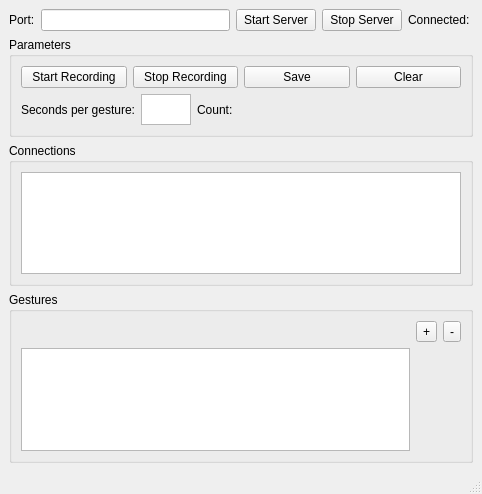
radarsat1/cvpca, file window.ui: the form before one commit.
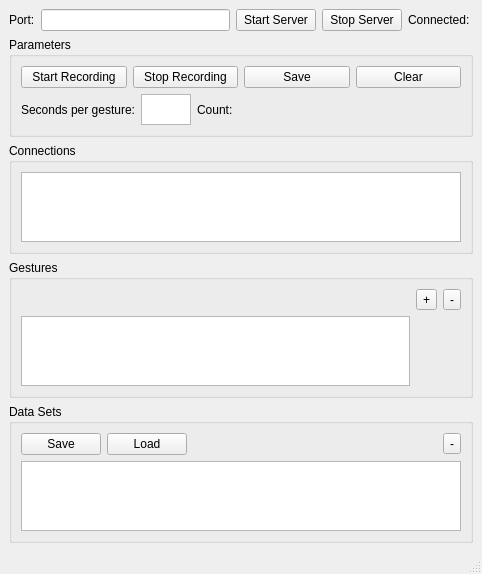
The form after the commit.

Commit message: Add a "data sets" group box to the UI.

Diff of the .ui file:
```diff
--- a/window.ui
+++ b/window.ui
@@ -218,6 +218,56 @@
         </layout>
        </widget>
       </item>
+      <item>
+       <widget class="QGroupBox" name="datasetsGroupBox">
+        <property name="title">
+         <string>Data Sets</string>
+        </property>
+        <layout class="QGridLayout" name="gridLayout_3">
+         <item row="1" column="0">
+          <widget class="QListWidget" name="datasetList"/>
+         </item>
+         <item row="0" column="0">
+          <layout class="QHBoxLayout" name="horizontalLayout_4">
+           <item>
+            <widget class="QPushButton" name="saveDatasetsButton">
+             <property name="text">
+              <string>Save</string>
+             </property>
+            </widget>
+           </item>
+           <item>
+            <widget class="QPushButton" name="loadDatasetsButton">
+             <property name="text">
+              <string>Load</string>
+             </property>
+            </widget>
+           </item>
+           <item>
+            <spacer name="horizontalSpacer_2">
+             <property name="orientation">
+              <enum>Qt::Horizontal</enum>
+             </property>
+             <property name="sizeHint" stdset="0">
+              <size>
+               <width>40</width>
+               <height>20</height>
+              </size>
+             </property>
+            </spacer>
+           </item>
+           <item>
+            <widget class="QToolButton" name="removeDatasetButton">
+             <property name="text">
+              <string>-</string>
+             </property>
+            </widget>
+           </item>
+          </layout>
+         </item>
+        </layout>
+       </widget>
+      </item>
      </layout>
     </item>
    </layout>
```
